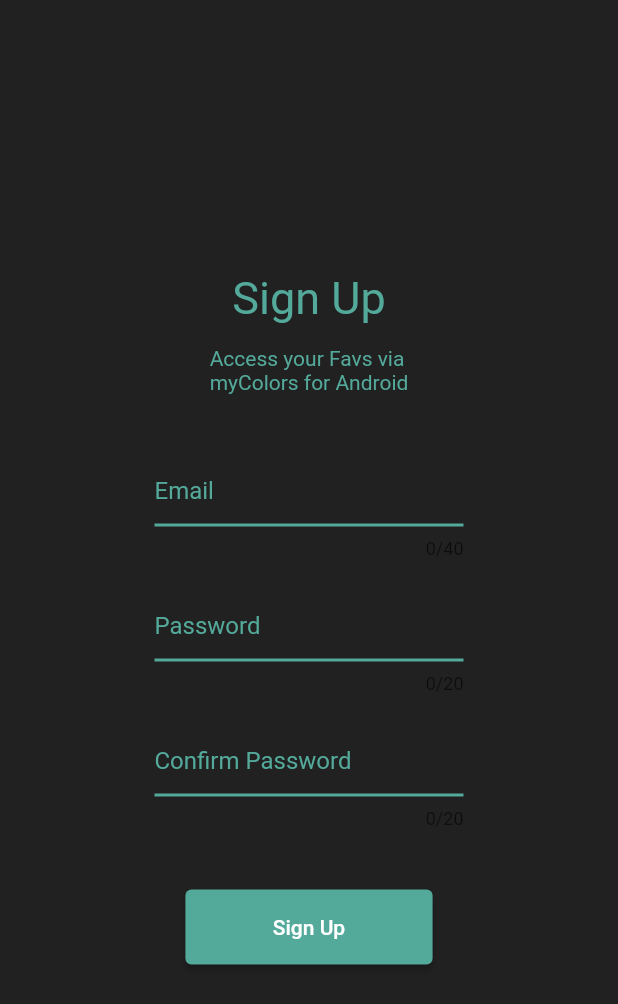
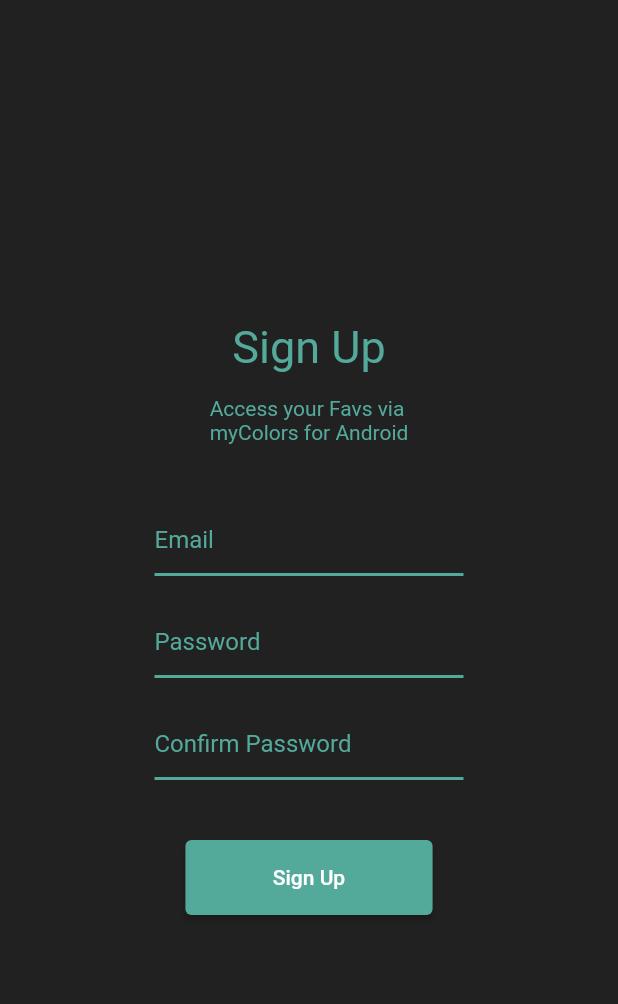
Before and after one commit to myColorsWeb/myColorsWeb, a Flutter app: the SignUpPage screen opened directly, on a phone screen of 412 x 824 dp. Shown: the top 1004 px of the screen. Run offline on Flutter 3.47's test engine with Material 2 defaults, Android fonts, the phone set to English and light mode, and no system bars; our stand-ins replace animated_text_kit, cloud_firestore, firebase_auth, firebase_core, flutter_staggered_animations, fluttertoast and 1 more; accounts and stored records are empty; network calls fail.

Commit message:
updates textfields

```diff
--- a/my_colors_web/lib/utils/utils.dart
+++ b/my_colors_web/lib/utils/utils.dart
@@ -31,6 +31,8 @@ SizedBox textField(
           keyboardType: keyboardType,
           cursorColor: color,
           decoration: InputDecoration(
+              counterText: "",
+              counterStyle: TextStyle(color: MyColor.blueishIdk),
               enabledBorder: UnderlineInputBorder(
                   borderSide: BorderSide(
                 color: color,
```
